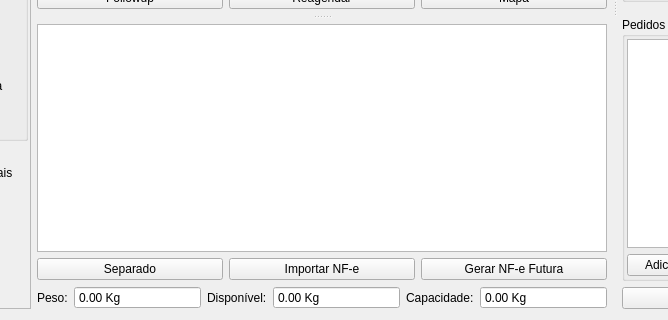
Qt form ui/widgetlogisticaagendarentrega.ui (darktorres/ERP-STACCATO) before a commit; both pictures show x 120 to 788 and y 309 to 629 of the 1166 by 629 pixel window.
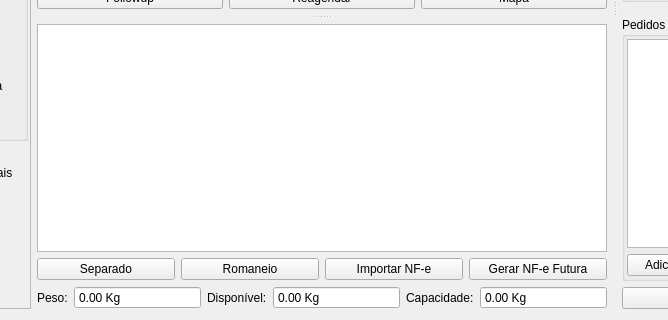
The same form after that commit. Custom widgets are drawn as their Qt base class.

Commit message:
WidgetLogisticaAgendarEntrega: adiciona botao Romaneio (PDF via LimeReport)
Gera um romaneio de separacao em PDF para os itens em status SEPARADO da
venda selecionada, com layout espelhando espelho_entrega.xlsx: cabecalho com
logo + Pedido, secoes Contato (Cliente/Fone) e Entrega (CEP/Data/Local/Ponto
Referencia) com campos destacados, colunas de produtos (Fornecedor, Descricao,
Lote, Local, Bloco, M2, Cxs, Conferencia) e rodape com Quebras/Faltas,
Dificuldade e assinaturas.

The edit to the form file:
```diff
--- a/ui/widgetlogisticaagendarentrega.ui
+++ b/ui/widgetlogisticaagendarentrega.ui
@@ -638,6 +638,13 @@
               </property>
              </widget>
             </item>
+            <item>
+             <widget class="QPushButton" name="pushButtonRomaneio">
+              <property name="text">
+               <string>Romaneio</string>
+              </property>
+             </widget>
+            </item>
             <item>
              <widget class="QPushButton" name="pushButtonImportarNFe">
               <property name="text">
```
The commit also changes 4 other files.
